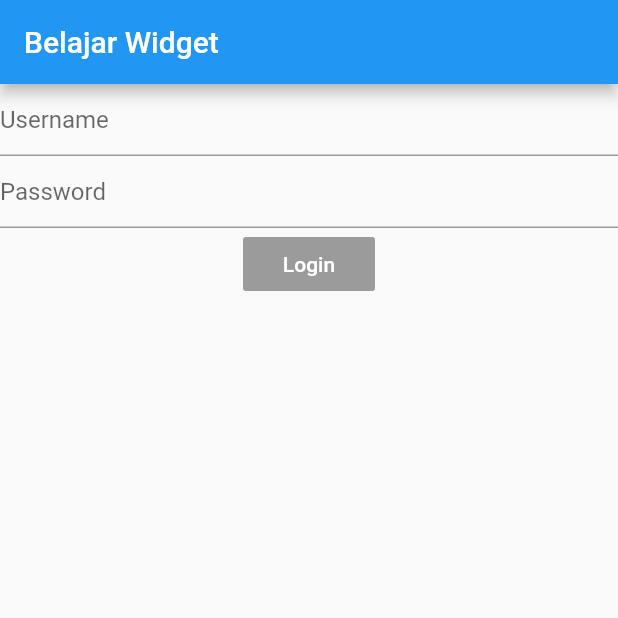
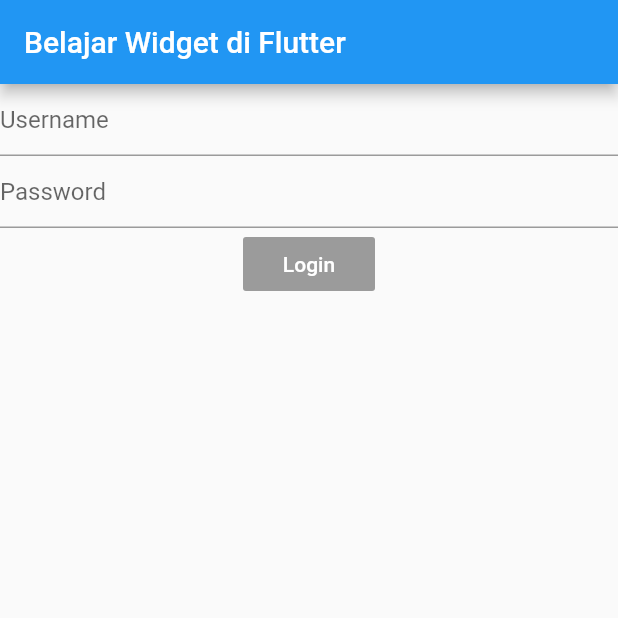
Before and after one commit to faizakailani/BelajarWidget, a Flutter app: the screen it shows after launch, on a phone screen of 412 x 824 dp, the top half of it. Run offline on Flutter 3.47's test engine with Material 2 defaults, Android fonts, the phone set to English and light mode, and no system bars.

Commit message:
Membuat di flutter

```diff
--- a/lib/main.dart
+++ b/lib/main.dart
@@ -22,7 +22,7 @@ class MyApp extends StatelessWidget {
   Widget build(BuildContext context) {
     return Scaffold(
       appBar: AppBar(
-        title: Text("Belajar Widget"),
+        title: Text("Belajar Widget di Flutter"),
       ),
       body:Container(
         child:  Form(
```
